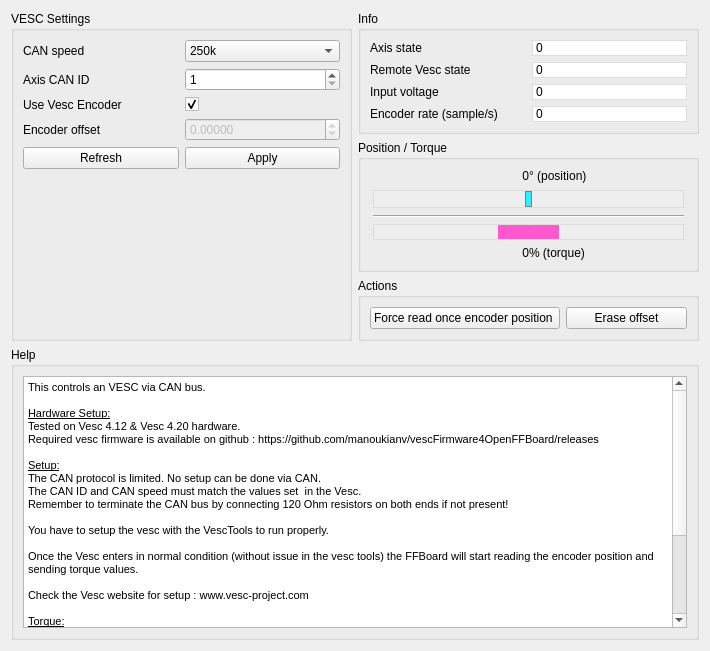
This is res/vesc.ui in Ultrawipf/OpenFFBoard-configurator as Qt 5 draws it before an edit. The edited form follows.
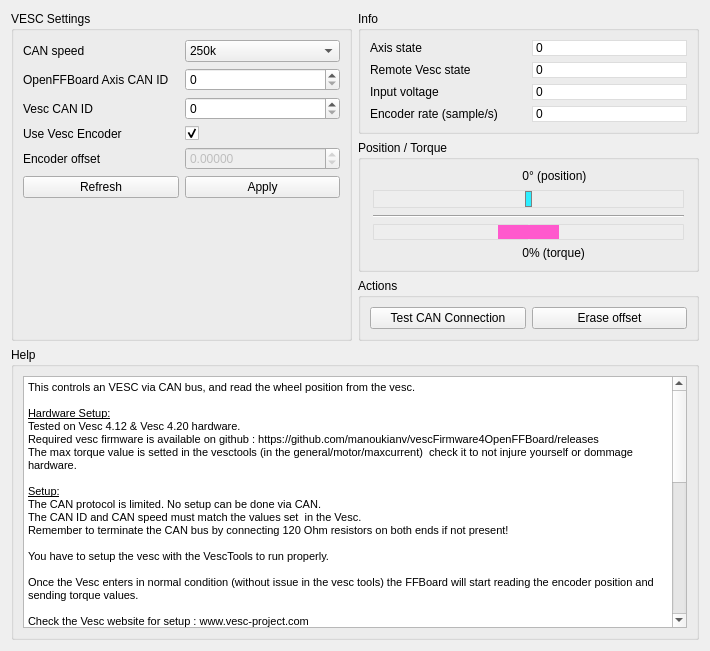
This is the edited form.

Commit message: add vesc can id parameter and prepare for dual vesc

What changed in the file:
```diff
--- a/res/vesc.ui
+++ b/res/vesc.ui
@@ -26,46 +26,17 @@
       <string>VESC Settings</string>
      </property>
      <layout class="QGridLayout" name="gridLayout_5">
-      <item row="2" column="1">
-       <widget class="QCheckBox" name="checkBox_useEncoder">
+      <item row="1" column="0">
+       <widget class="QLabel" name="label_5">
         <property name="text">
-         <string/>
+         <string>OpenFFBoard Axis CAN ID</string>
         </property>
-        <property name="checked">
-         <bool>true</bool>
-        </property>
-       </widget>
-      </item>
-      <item row="4" column="1">
-       <widget class="QPushButton" name="pushButton_apply">
-        <property name="text">
-         <string>Apply</string>
-        </property>
-       </widget>
-      </item>
-      <item row="0" column="1">
-       <widget class="QComboBox" name="comboBox_baud">
-        <item>
-         <property name="text">
-          <string>250k</string>
-         </property>
-        </item>
-        <item>
-         <property name="text">
-          <string>500k</string>
-         </property>
-        </item>
-        <item>
-         <property name="text">
-          <string>1000k</string>
-         </property>
-        </item>
        </widget>
       </item>
       <item row="1" column="1">
-       <widget class="QSpinBox" name="spinBox_id">
+       <widget class="QSpinBox" name="spinBox_OFFB_can_id">
         <property name="minimum">
-         <number>1</number>
+         <number>0</number>
         </property>
         <property name="maximum">
          <number>254</number>
@@ -75,10 +46,17 @@
         </property>
        </widget>
       </item>
-      <item row="1" column="0">
-       <widget class="QLabel" name="label_5">
+      <item row="5" column="0">
+       <widget class="QPushButton" name="pushButton_refresh">
         <property name="text">
-         <string>Axis CAN ID</string>
+         <string>Refresh</string>
+        </property>
+       </widget>
+      </item>
+      <item row="4" column="0">
+       <widget class="QLabel" name="label_9">
+        <property name="text">
+         <string>Encoder offset</string>
         </property>
        </widget>
       </item>
@@ -89,14 +67,24 @@
         </property>
        </widget>
       </item>
-      <item row="2" column="0">
-       <widget class="QLabel" name="label_8">
+      <item row="3" column="1">
+       <widget class="QCheckBox" name="checkBox_useEncoder">
         <property name="text">
-         <string>Use Vesc Encoder</string>
+         <string/>
+        </property>
+        <property name="checked">
+         <bool>true</bool>
         </property>
        </widget>
       </item>
       <item row="5" column="1">
+       <widget class="QPushButton" name="pushButton_apply">
+        <property name="text">
+         <string>Apply</string>
+        </property>
+       </widget>
+      </item>
+      <item row="6" column="1">
        <spacer name="verticalSpacer_2">
         <property name="orientation">
          <enum>Qt::Vertical</enum>
@@ -109,14 +97,33 @@
         </property>
        </spacer>
       </item>
+      <item row="0" column="1">
+       <widget class="QComboBox" name="comboBox_baud">
+        <item>
+         <property name="text">
+          <string>250k</string>
+         </property>
+        </item>
+        <item>
+         <property name="text">
+          <string>500k</string>
+         </property>
+        </item>
+        <item>
+         <property name="text">
+          <string>1000k</string>
+         </property>
+        </item>
+       </widget>
+      </item>
       <item row="3" column="0">
-       <widget class="QLabel" name="label_9">
+       <widget class="QLabel" name="label_8">
         <property name="text">
-         <string>Encoder offset</string>
+         <string>Use Vesc Encoder</string>
         </property>
        </widget>
       </item>
-      <item row="3" column="1">
+      <item row="4" column="1">
        <widget class="QDoubleSpinBox" name="doubleSpinBox_encoderOffset">
         <property name="enabled">
          <bool>false</bool>
@@ -132,10 +139,17 @@
         </property>
        </widget>
       </item>
-      <item row="4" column="0">
-       <widget class="QPushButton" name="pushButton_refresh">
+      <item row="2" column="0">
+       <widget class="QLabel" name="label_11">
         <property name="text">
-         <string>Refresh</string>
+         <string>Vesc CAN ID</string>
+        </property>
+       </widget>
+      </item>
+      <item row="2" column="1">
+       <widget class="QSpinBox" name="spinBox_VESC_can_Id">
+        <property name="maximum">
+         <number>255</number>
         </property>
        </widget>
       </item>
@@ -171,14 +185,15 @@
        <widget class="QTextBrowser" name="textBrowser">
         <property name="html">
          <string>&lt;!DOCTYPE HTML PUBLIC &quot;-//W3C//DTD HTML 4.0//EN&quot; &quot;http://www.w3.org/TR/REC-html40/strict.dtd&quot;&gt;
-&lt;html&gt;&lt;head&gt;&lt;meta name=&quot;qrichtext&quot; content=&quot;1&quot; /&gt;&lt;style type=&quot;text/css&quot;&gt;
+&lt;html&gt;&lt;head&gt;&lt;meta name=&quot;qrichtext&quot; content=&quot;1&quot; /&gt;&lt;meta charset=&quot;utf-8&quot; /&gt;&lt;style type=&quot;text/css&quot;&gt;
 p, li { white-space: pre-wrap; }
 &lt;/style&gt;&lt;/head&gt;&lt;body style=&quot; font-family:'.AppleSystemUIFont'; font-size:13pt; font-weight:400; font-style:normal;&quot;&gt;
-&lt;p style=&quot; margin-top:0px; margin-bottom:0px; margin-left:0px; margin-right:0px; -qt-block-indent:0; text-indent:0px;&quot;&gt;&lt;span style=&quot; font-family:'MS Shell Dlg 2'; font-size:8.25pt;&quot;&gt;This controls an VESC via CAN bus.&lt;/span&gt;&lt;/p&gt;
+&lt;p style=&quot; margin-top:0px; margin-bottom:0px; margin-left:0px; margin-right:0px; -qt-block-indent:0; text-indent:0px;&quot;&gt;&lt;span style=&quot; font-family:'MS Shell Dlg 2'; font-size:8.25pt;&quot;&gt;This controls an VESC via CAN bus, and read the wheel position from the vesc.&lt;/span&gt;&lt;/p&gt;
 &lt;p style=&quot;-qt-paragraph-type:empty; margin-top:0px; margin-bottom:0px; margin-left:0px; margin-right:0px; -qt-block-indent:0; text-indent:0px; font-family:'MS Shell Dlg 2'; font-size:8.25pt;&quot;&gt;&lt;br /&gt;&lt;/p&gt;
 &lt;p style=&quot; margin-top:0px; margin-bottom:0px; margin-left:0px; margin-right:0px; -qt-block-indent:0; text-indent:0px;&quot;&gt;&lt;span style=&quot; font-family:'MS Shell Dlg 2'; font-size:8.25pt; text-decoration: underline;&quot;&gt;Hardware Setup:&lt;/span&gt;&lt;/p&gt;
 &lt;p style=&quot; margin-top:0px; margin-bottom:0px; margin-left:0px; margin-right:0px; -qt-block-indent:0; text-indent:0px;&quot;&gt;&lt;span style=&quot; font-family:'MS Shell Dlg 2'; font-size:8.25pt;&quot;&gt;Tested on Vesc 4.12 &amp;amp; Vesc 4.20 hardware.&lt;/span&gt;&lt;/p&gt;
 &lt;p style=&quot; margin-top:0px; margin-bottom:0px; margin-left:0px; margin-right:0px; -qt-block-indent:0; text-indent:0px;&quot;&gt;&lt;span style=&quot; font-family:'MS Shell Dlg 2'; font-size:8.25pt;&quot;&gt;Required vesc firmware is available on github : https://github.com/manoukianv/vescFirmware4OpenFFBoard/releases&lt;/span&gt;&lt;/p&gt;
+&lt;p style=&quot; margin-top:0px; margin-bottom:0px; margin-left:0px; margin-right:0px; -qt-block-indent:0; text-indent:0px;&quot;&gt;&lt;span style=&quot; font-family:'MS Shell Dlg 2'; font-size:8.25pt;&quot;&gt;The max torque value is setted in the vesctools (in the general/motor/maxcurrent)  check it to not injure yourself or dommage hardware.&lt;/span&gt;&lt;/p&gt;
 &lt;p style=&quot;-qt-paragraph-type:empty; margin-top:0px; margin-bottom:0px; margin-left:0px; margin-right:0px; -qt-block-indent:0; text-indent:0px; font-family:'MS Shell Dlg 2'; font-size:8.25pt;&quot;&gt;&lt;br /&gt;&lt;/p&gt;
 &lt;p style=&quot; margin-top:0px; margin-bottom:0px; margin-left:0px; margin-right:0px; -qt-block-indent:0; text-indent:0px;&quot;&gt;&lt;span style=&quot; font-family:'MS Shell Dlg 2'; font-size:8.25pt; text-decoration: underline;&quot;&gt;Setup:&lt;/span&gt;&lt;/p&gt;
 &lt;p style=&quot; margin-top:0px; margin-bottom:0px; margin-left:0px; margin-right:0px; -qt-block-indent:0; text-indent:0px;&quot;&gt;&lt;span style=&quot; font-family:'MS Shell Dlg 2'; font-size:8.25pt;&quot;&gt;The CAN protocol is limited. No setup can be done via CAN.&lt;/span&gt;&lt;/p&gt;
@@ -191,14 +206,24 @@
 &lt;p style=&quot;-qt-paragraph-type:empty; margin-top:0px; margin-bottom:0px; margin-left:0px; margin-right:0px; -qt-block-indent:0; text-indent:0px; font-family:'MS Shell Dlg 2'; font-size:8.25pt;&quot;&gt;&lt;br /&gt;&lt;/p&gt;
 &lt;p style=&quot; margin-top:0px; margin-bottom:0px; margin-left:0px; margin-right:0px; -qt-block-indent:0; text-indent:0px;&quot;&gt;&lt;span style=&quot; font-family:'MS Shell Dlg 2'; font-size:8.25pt;&quot;&gt;Check the Vesc website for setup : www.vesc-project.com&lt;/span&gt;&lt;/p&gt;
 &lt;p style=&quot;-qt-paragraph-type:empty; margin-top:0px; margin-bottom:0px; margin-left:0px; margin-right:0px; -qt-block-indent:0; text-indent:0px; font-family:'MS Shell Dlg 2'; font-size:8.25pt;&quot;&gt;&lt;br /&gt;&lt;/p&gt;
-&lt;p style=&quot; margin-top:0px; margin-bottom:0px; margin-left:0px; margin-right:0px; -qt-block-indent:0; text-indent:0px;&quot;&gt;&lt;span style=&quot; font-family:'MS Shell Dlg 2'; font-size:8.25pt; text-decoration: underline;&quot;&gt;Torque:&lt;/span&gt;&lt;/p&gt;
-&lt;p style=&quot; margin-top:0px; margin-bottom:0px; margin-left:0px; margin-right:0px; -qt-block-indent:0; text-indent:0px;&quot;&gt;&lt;span style=&quot; font-family:'MS Shell Dlg 2'; font-size:8.25pt;&quot;&gt;The max torque value is setted in the vesc,  check it to not injure yourself or dommage hardware.&lt;/span&gt;&lt;/p&gt;
-&lt;p style=&quot;-qt-paragraph-type:empty; margin-top:0px; margin-bottom:0px; margin-left:0px; margin-right:0px; -qt-block-indent:0; text-indent:0px; font-family:'MS Shell Dlg 2'; font-size:8.25pt;&quot;&gt;&lt;br /&gt;&lt;/p&gt;
 &lt;p style=&quot; margin-top:0px; margin-bottom:0px; margin-left:0px; margin-right:0px; -qt-block-indent:0; text-indent:0px;&quot;&gt;&lt;span style=&quot; font-family:'MS Shell Dlg 2'; font-size:8.25pt; text-decoration: underline;&quot;&gt;CAN speeds:&lt;/span&gt;&lt;/p&gt;
 &lt;p style=&quot; margin-top:0px; margin-bottom:0px; margin-left:0px; margin-right:0px; -qt-block-indent:0; text-indent:0px;&quot;&gt;&lt;span style=&quot; font-family:'MS Shell Dlg 2'; font-size:8.25pt;&quot;&gt;FFB requires a 1kHz update rate for encoder positions and torque. &lt;/span&gt;&lt;/p&gt;
 &lt;p style=&quot; margin-top:0px; margin-bottom:0px; margin-left:0px; margin-right:0px; -qt-block-indent:0; text-indent:0px;&quot;&gt;&lt;span style=&quot; font-family:'MS Shell Dlg 2'; font-size:8.25pt;&quot;&gt;A baud rate of at least 250k is required to barely meet this requirement (packet loss possible).&lt;/span&gt;&lt;/p&gt;
 &lt;p style=&quot; margin-top:0px; margin-bottom:0px; margin-left:0px; margin-right:0px; -qt-block-indent:0; text-indent:0px;&quot;&gt;&lt;span style=&quot; font-family:'MS Shell Dlg 2'; font-size:8.25pt;&quot;&gt;Its recommended to use 500k (1 motor) or 1M (1 or 2 motors) if possible.&lt;/span&gt;&lt;/p&gt;
 &lt;p style=&quot;-qt-paragraph-type:empty; margin-top:0px; margin-bottom:0px; margin-left:0px; margin-right:0px; -qt-block-indent:0; text-indent:0px; font-family:'MS Shell Dlg 2'; font-size:8.25pt;&quot;&gt;&lt;br /&gt;&lt;/p&gt;
+&lt;p style=&quot; margin-top:0px; margin-bottom:0px; margin-left:0px; margin-right:0px; -qt-block-indent:0; text-indent:0px;&quot;&gt;&lt;span style=&quot; font-family:'MS Shell Dlg 2'; font-size:8.25pt; text-decoration: underline;&quot;&gt;CAN ID:&lt;/span&gt;&lt;/p&gt;
+&lt;p style=&quot; margin-top:0px; margin-bottom:0px; margin-left:0px; margin-right:0px; -qt-block-indent:0; text-indent:0px;&quot;&gt;&lt;span style=&quot; font-family:'MS Shell Dlg 2'; font-size:8.25pt;&quot;&gt;Both OpenFFBoard and Vesc have a CAN ID on the can network, and they must be all different.&lt;/span&gt;&lt;/p&gt;
+&lt;p style=&quot; margin-top:0px; margin-bottom:0px; margin-left:0px; margin-right:0px; -qt-block-indent:0; text-indent:0px;&quot;&gt;&lt;span style=&quot; font-family:'MS Shell Dlg 2'; font-size:8.25pt; font-weight:700;&quot;&gt;Vesc CAN ID : &lt;/span&gt;&lt;span style=&quot; font-family:'MS Shell Dlg 2'; font-size:8.25pt;&quot;&gt;you can use the &amp;quot;universal vesc CAN ID&amp;quot; 255 if you have only one vesc on the CAN.&lt;/span&gt;&lt;/p&gt;
+&lt;p style=&quot; margin-top:0px; margin-bottom:0px; margin-left:0px; margin-right:0px; -qt-block-indent:0; text-indent:0px;&quot;&gt;&lt;span style=&quot; font-family:'MS Shell Dlg 2'; font-size:8.25pt;&quot;&gt;If you plan to use 2 vesc on the bus, for exemple in dual axis config, you must enter the CAN ID of the vesc attached to this axis (using vesctools connected to the wanted vesc to get its id).&lt;/span&gt;&lt;/p&gt;
+&lt;p style=&quot; margin-top:0px; margin-bottom:0px; margin-left:0px; margin-right:0px; -qt-block-indent:0; text-indent:0px;&quot;&gt;&lt;span style=&quot; font-family:'MS Shell Dlg 2'; font-size:8.25pt; font-weight:700;&quot;&gt;OpenFFBoad CAN ID&lt;/span&gt;&lt;span style=&quot; font-family:'MS Shell Dlg 2'; font-size:8.25pt;&quot;&gt; : choose a random CAN ID, unique on the BUS, to allow VESC to reply to the OpenFFBoard. Default one (64) works if the vesc CAN ID is not the same, just check it ;-)&lt;/span&gt;&lt;/p&gt;
+&lt;p style=&quot;-qt-paragraph-type:empty; margin-top:0px; margin-bottom:0px; margin-left:0px; margin-right:0px; -qt-block-indent:0; text-indent:0px; font-family:'MS Shell Dlg 2'; font-size:8.25pt;&quot;&gt;&lt;br /&gt;&lt;/p&gt;
+&lt;p style=&quot; margin-top:0px; margin-bottom:0px; margin-left:0px; margin-right:0px; -qt-block-indent:0; text-indent:0px;&quot;&gt;&lt;span style=&quot; font-family:'MS Shell Dlg 2'; font-size:8.25pt; text-decoration: underline;&quot;&gt;Use vesc Encoder:&lt;/span&gt;&lt;/p&gt;
+&lt;p style=&quot; margin-top:0px; margin-bottom:0px; margin-left:0px; margin-right:0px; -qt-block-indent:0; text-indent:0px;&quot;&gt;&lt;span style=&quot; font-family:'MS Shell Dlg 2'; font-size:8.25pt;&quot;&gt;when this option is checked, OpenFFBoard read the value from the vesc position sensor. If you prefer setup an encoder in the axis tab, uncheck this option and setup it properly in the UI.&lt;/span&gt;&lt;/p&gt;
+&lt;p style=&quot; margin-top:0px; margin-bottom:0px; margin-left:0px; margin-right:0px; -qt-block-indent:0; text-indent:0px;&quot;&gt;&lt;span style=&quot; font-family:'MS Shell Dlg 2'; font-size:8.25pt;&quot;&gt;Notice: vesc must have an encoder to work in FOC mode. &lt;/span&gt;&lt;/p&gt;
+&lt;p style=&quot;-qt-paragraph-type:empty; margin-top:0px; margin-bottom:0px; margin-left:0px; margin-right:0px; -qt-block-indent:0; text-indent:0px; font-family:'MS Shell Dlg 2'; font-size:8.25pt;&quot;&gt;&lt;br /&gt;&lt;/p&gt;
+&lt;p style=&quot; margin-top:0px; margin-bottom:0px; margin-left:0px; margin-right:0px; -qt-block-indent:0; text-indent:0px;&quot;&gt;&lt;span style=&quot; font-family:'MS Shell Dlg 2'; font-size:8.25pt; text-decoration: underline;&quot;&gt;Encoder offset:&lt;/span&gt;&lt;/p&gt;
+&lt;p style=&quot; margin-top:0px; margin-bottom:0px; margin-left:0px; margin-right:0px; -qt-block-indent:0; text-indent:0px;&quot;&gt;&lt;span style=&quot; font-family:'MS Shell Dlg 2'; font-size:8.25pt;&quot;&gt;this read only, check if there is an encoder offset setting on the axis. As vesc use absolute encoder process, you can center the wheel in the Axis tab. When you power your wheel setup, the vesc connector is reloading the previous offset to keep the wheel always centered.&lt;/span&gt;&lt;/p&gt;
+&lt;p style=&quot;-qt-paragraph-type:empty; margin-top:0px; margin-bottom:0px; margin-left:0px; margin-right:0px; -qt-block-indent:0; text-indent:0px; font-family:'MS Shell Dlg 2'; font-size:8.25pt;&quot;&gt;&lt;br /&gt;&lt;/p&gt;
 &lt;p style=&quot; margin-top:0px; margin-bottom:0px; margin-left:0px; margin-right:0px; -qt-block-indent:0; text-indent:0px;&quot;&gt;&lt;span style=&quot; font-family:'MS Shell Dlg 2'; font-size:8.25pt; text-decoration: underline;&quot;&gt;Copyright:&lt;/span&gt;&lt;/p&gt;
 &lt;p style=&quot; margin-top:0px; margin-bottom:0px; margin-left:0px; margin-right:0px; -qt-block-indent:0; text-indent:0px;&quot;&gt;&lt;span style=&quot; font-family:'MS Shell Dlg 2'; font-size:8.25pt;&quot;&gt;Vesc is an OpenSource project from Vedder in GNU GPL 3 available here : www.vesc-project.com&lt;/span&gt;&lt;/p&gt;
 &lt;p style=&quot; margin-top:0px; margin-bottom:0px; margin-left:0px; margin-right:0px; -qt-block-indent:0; text-indent:0px;&quot;&gt;&lt;span style=&quot; font-family:'MS Shell Dlg 2'; font-size:8.25pt;&quot;&gt;No Vesc source code are used in this project.&lt;/span&gt;&lt;/p&gt;&lt;/body&gt;&lt;/html&gt;</string>
@@ -315,7 +340,7 @@
       <item row="0" column="0">
        <widget class="QPushButton" name="pushButton_manualRead">
         <property name="text">
-         <string>Force read once encoder position </string>
+         <string>Test CAN Connection</string>
         </property>
        </widget>
       </item>
```
The commit also changes 2 other files.
